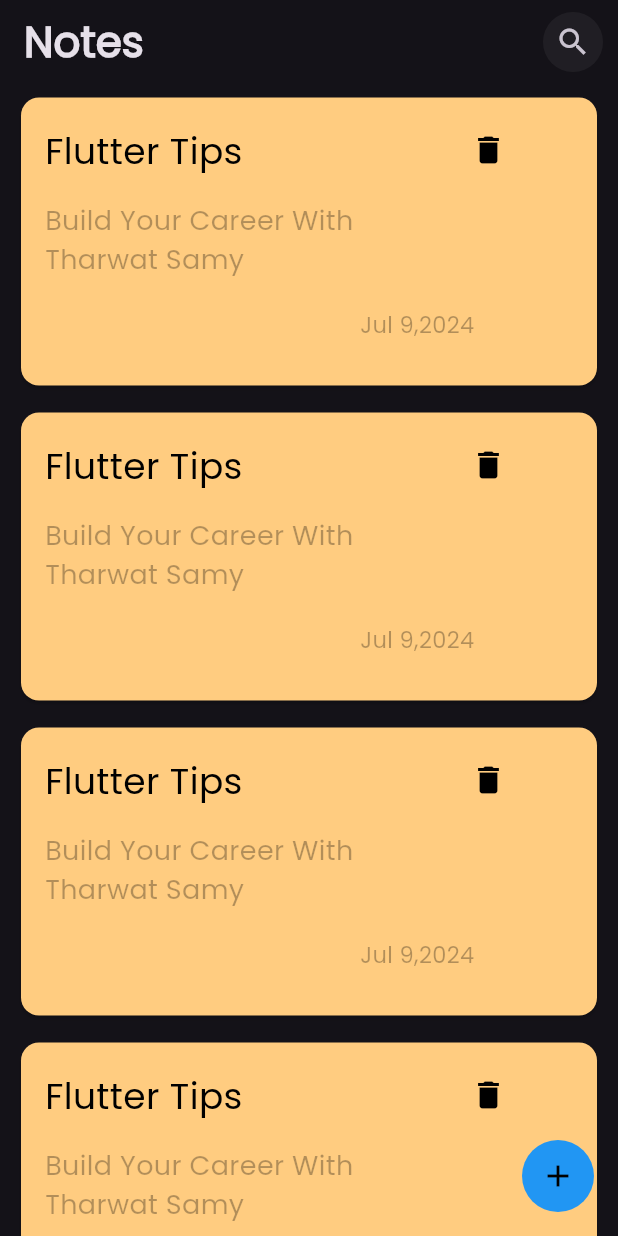
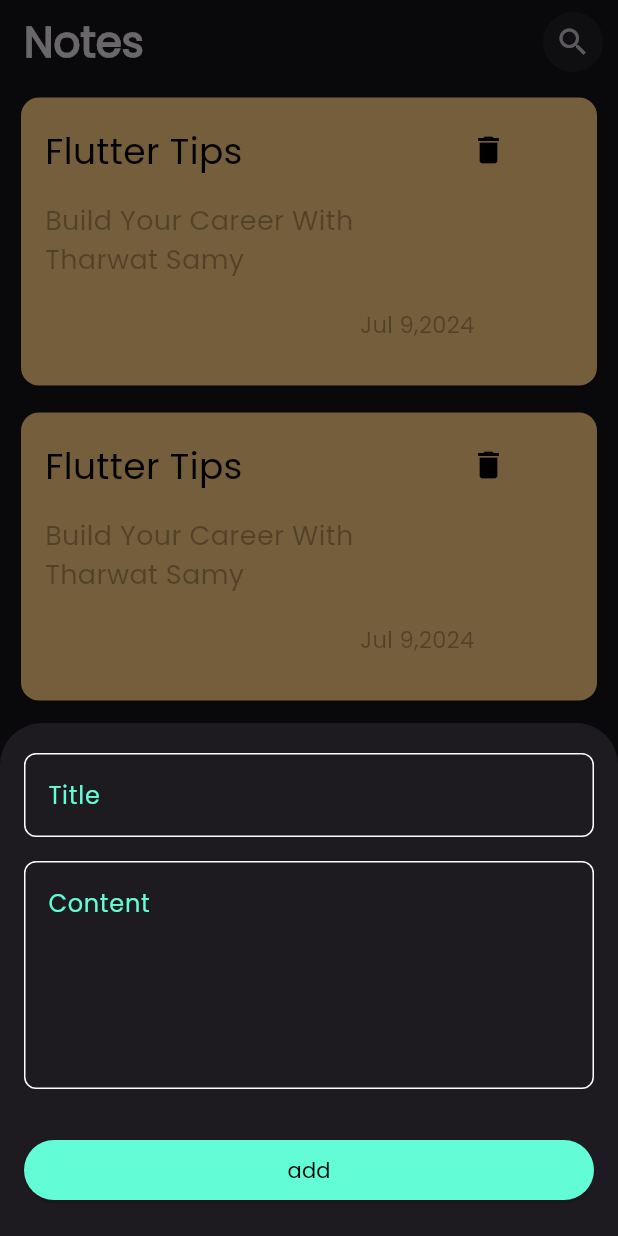
Before and after one commit to IsraaAliAbdelfattah/notes-App, a Flutter app: the screen it shows after launch, after a tap on the "add" icon, on a phone screen of 412 x 824 dp. Run offline on Flutter 3.47's test engine with Material 3 defaults, Android fonts, the phone set to English and light mode, and no system bars.

Commit message:
Second commit

```diff
--- /dev/null
+++ b/lib/Views/edit_note_view.dart
@@ -0,0 +1,36 @@
+import 'package:flutter/material.dart';
+import 'package:noteapp/widgets/custom_text_field.dart';
+
+class EditNoteView extends StatelessWidget {
+  const EditNoteView({super.key});
+static String id='Edit Note View';
+  @override
+  Widget build(BuildContext context) {
+    return Scaffold(
+    appBar: AppBar(actions: [
+      Padding(
+        padding: const EdgeInsets.only(right: 16),
+        child: Container(
+          decoration: BoxDecoration(
+             color:Colors.white.withOpacity(.05) ,
+            borderRadius: BorderRadius.circular(16)),
+          child: IconButton(onPressed: (){},
+           icon: Icon(Icons.check)),
+        ),
+      )
+    ],
+    title: Text('Edit Note'),
+    ),
+    body: Padding(
+      padding: const EdgeInsets.symmetric(horizontal: 20),
+      child: ListView(
+        children: [
+          CustomTextField(text: 'Title'),
+          SizedBox(height: 16,),
+          CustomTextField(text: 'Content',maxlines: 7,),
+        ],
+      ),
+    ),
+    );
+  }
+}
--- a/lib/Views/notes_view.dart
+++ b/lib/Views/notes_view.dart
@@ -1,4 +1,5 @@
 import 'package:flutter/material.dart';
+import 'package:noteapp/widgets/add_note_widget.dart';
 import 'package:noteapp/widgets/coustom_card.dart';
 import 'package:noteapp/widgets/notes_list_view.dart';
 
@@ -34,16 +35,14 @@ static String id='Notes View';
         ],
       ),
       body: NotesListView(),
-      floatingActionButton: Container(
-        decoration: BoxDecoration(
-          shape: BoxShape.circle,
-          color: Colors.blue
-        ),
-        child: IconButton(
-          color: Colors.black,
-          icon: Icon(Icons.add),
-        onPressed: (){},
-        ),
+      floatingActionButton: FloatingActionButton(
+        onPressed: (){
+         showModalBottomSheet(context: context, builder: (context){
+          return AddNoteButtomSheet();
+         });
+      },
+      child: Icon(Icons.add,color: Colors.black,),
+      backgroundColor: Colors.blue,
       ),
     );
   }
--- /dev/null
+++ b/lib/constanse.dart
@@ -0,0 +1,3 @@
+import 'package:flutter/material.dart';
+
+const kprimarycolor=Color(0xff62FCD7);
--- a/lib/main.dart
+++ b/lib/main.dart
@@ -1,4 +1,5 @@
 import 'package:flutter/material.dart';
+import 'package:noteapp/Views/edit_note_view.dart';
 import 'package:noteapp/Views/notes_view.dart';
 
 void main() {
@@ -16,6 +17,7 @@ class NotesApp extends StatelessWidget {
 
       routes: {
       NotesView.id:(context) => NotesView(),
+      EditNoteView.id:(context) => EditNoteView(),
       },
     );
   }
--- /dev/null
+++ b/lib/models/note_model.dart
@@ -0,0 +1,9 @@
+class NoteModl{
+  final String title;
+  final String subtitle;
+  final String date;
+  final int color;
+
+  NoteModl({required this.title, required this.subtitle, required this.date, required this.color});
+
+}
--- /dev/null
+++ b/lib/widgets/add_note_widget.dart
@@ -0,0 +1,32 @@
+import 'package:flutter/material.dart';
+import 'package:noteapp/constanse.dart';
+import 'package:noteapp/widgets/custom_button.dart';
+import 'package:noteapp/widgets/custom_text_field.dart';
+
+class AddNoteButtomSheet extends StatelessWidget {
+  const AddNoteButtomSheet({super.key});
+
+  @override
+  Widget build(BuildContext context) {
+    return Padding(
+      padding: const EdgeInsets.symmetric(horizontal: 16,vertical: 20),
+      child: SingleChildScrollView(
+        child: Column(children: [
+          CustomTextField(
+            text: 'Title',
+
+          ),
+          SizedBox(
+            height: 16,
+          ),
+             CustomTextField(
+              text: 'Content',
+              maxlines: 5,
+             ),
+             SizedBox(height: 30,),
+          CustomButton(),
+        ],),
+      ),
+    );
+  }
+}
--- a/lib/widgets/coustom_card.dart
+++ b/lib/widgets/coustom_card.dart
@@ -1,12 +1,17 @@
 import 'package:flutter/material.dart';
 import 'package:flutter/widgets.dart';
+import 'package:noteapp/Views/edit_note_view.dart';
 
 class CustomCard extends StatelessWidget {
   const CustomCard({super.key});
 
   @override
   Widget build(BuildContext context) {
-    return Stack(
+    return GestureDetector(
+      onTap: (){
+        Navigator.pushNamed(context, EditNoteView.id);
+      },
+      child: Stack(
         children: [
           Padding(
             padding: const EdgeInsets.symmetric(horizontal: 10,vertical: 5),
@@ -58,6 +63,7 @@ class CustomCard extends StatelessWidget {
               ],
             )),
         ],
+      ),
     );
   }
 }
--- /dev/null
+++ b/lib/widgets/custom_button.dart
@@ -0,0 +1,22 @@
+import 'package:flutter/material.dart';
+import 'package:noteapp/constanse.dart';
+
+class CustomButton extends StatelessWidget {
+  const CustomButton({
+    super.key,
+  });
+
+  @override
+  Widget build(BuildContext context) {
+    return Container(
+      width: MediaQuery.of(context).size.width,
+      child: ElevatedButton(
+        style: ButtonStyle(
+          backgroundColor: MaterialStatePropertyAll(kprimarycolor),
+
+        ),
+        onPressed: (){},
+       child: Text('add',style: TextStyle(color: Colors.black),)),
+    );
+  }
+}
--- /dev/null
+++ b/lib/widgets/custom_text_field.dart
@@ -0,0 +1,31 @@
+import 'package:flutter/material.dart';
+import 'package:noteapp/constanse.dart';
+
+class CustomTextField extends StatelessWidget {
+  const CustomTextField({super.key,required this.text,  this.maxlines=1});
+final String text;
+final int maxlines;
+  @override
+  Widget build(BuildContext context) {
+    return TextField(
+      cursorColor: kprimarycolor,
+      maxLines: maxlines,
+          decoration: InputDecoration(
+            border: BuildBorder(),
+            enabledBorder: BuildBorder(),
+            focusedBorder: BuildBorder(kprimarycolor),
+            hintText: text,
+             hintStyle: TextStyle(
+              color: kprimarycolor,
+            ),
+          ),
+        );
+  }
+
+  OutlineInputBorder BuildBorder([color]) {
+    return OutlineInputBorder(
+            borderRadius: BorderRadius.circular(8),
+            borderSide: BorderSide(color:color?? Colors.white),
+          );
+  }
+}
--- a/lib/widgets/notes_list_view.dart
+++ b/lib/widgets/notes_list_view.dart
@@ -6,10 +6,13 @@ class NotesListView extends StatelessWidget {
 
   @override
   Widget build(BuildContext context) {
-    return ListView.builder(
-      itemCount: 5,
-      itemBuilder: (context,index){
-      return CustomCard();
-    });
+    return Padding(
+      padding: const EdgeInsets.only(bottom: 16),
+      child: ListView.builder(
+        itemCount: 5,
+        itemBuilder: (context,index){
+        return CustomCard();
+      }),
+    );
   }
 }
```
Lines whose indentation alone changed are shown as unchanged.
